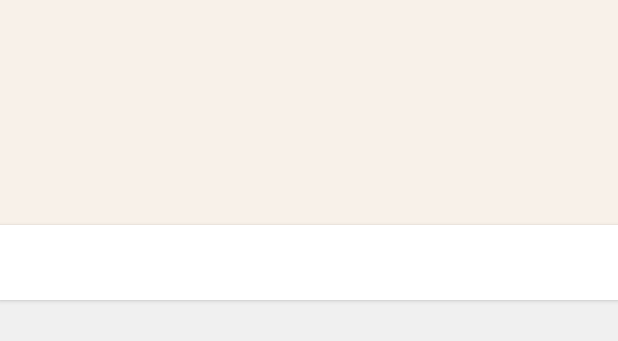
After one commit to Lxr233/eBook, an Android app: the layout drawerlayout.xml on its own in the app's theme, with its tools: preview values and no code run, on a phone screen of 412 x 824 dp. The commit adds this screen. Shown: the top 341 px of the screen. Run offline under Robolectric (Android 15) with nearby library versions, the phone set to English and light mode, and no system bars.

```diff
--- /dev/null
+++ b/ebook/app/src/main/res/layout/drawerlayout.xml
@@ -0,0 +1,17 @@
+<?xml version="1.0" encoding="utf-8"?>
+<LinearLayout xmlns:android="http://schemas.android.com/apk/res/android"
+    android:layout_width="match_parent"
+    android:layout_height="match_parent"
+    android:orientation="vertical"
+    android:background="#F0F0F0">
+    <RelativeLayout
+        android:layout_width="fill_parent"
+        android:layout_height="150dp"
+        android:background="#F8F1E9"></RelativeLayout>
+    <Button
+        android:layout_width="fill_parent"
+        android:layout_height="50dp"
+        android:background="@color/white"/>
+
+
+</LinearLayout>
--- a/ebook/app/src/main/res/values/colors.xml
+++ b/ebook/app/src/main/res/values/colors.xml
@@ -5,5 +5,6 @@
     <color name="colorAccent">#FF4081</color>
     <color name="white">#FFFFFF</color>
     <color name="black">#000000</color>
-    <color name="gray">#6E6E6E</color>
+    <color name="gray_shen">#666666</color>
+    <color name="gray_qian">#B2B2B2</color>
 </resources>
```
Also changed, not shown: ebook/app/src/main/java/com/example/administrator/ebook/MainActivity.java (+21 -5 lines), ebook/app/src/main/res/layout/activity_main.xml (+13 -59 lines), ebook/app/src/main/res/layout/tabviewpager.xml (added, +71 -0 lines), ebook/app/src/main/res/drawable/line.png, ebook/app/src/main/res/drawable/me.png (added).
